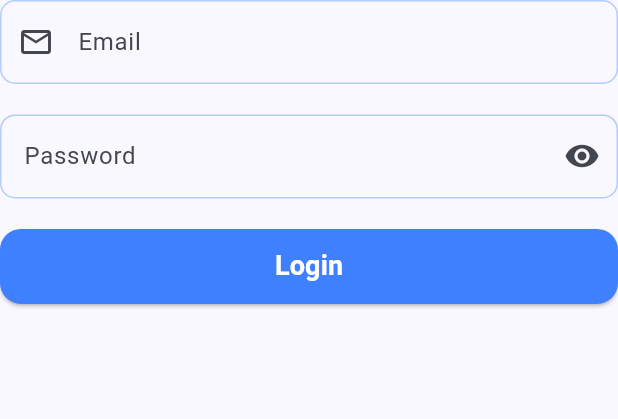
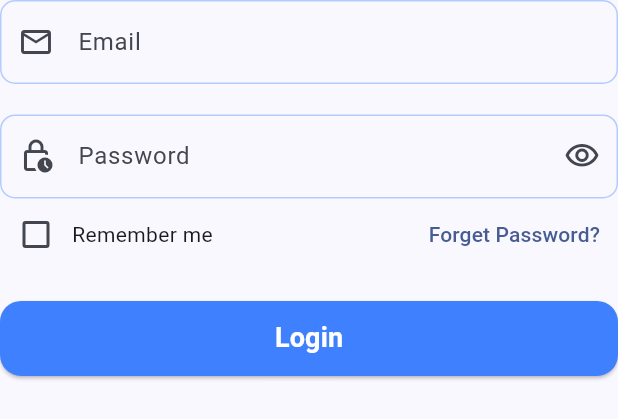
Before and after one commit to mohamedyasser951/marketi, a Flutter app: the LoginForm widget shown alone on an empty page, opened directly, on a phone screen of 412 x 824 dp. Shown: the top 419 px of the screen. Run offline on Flutter 3.47's test engine with Material 3 defaults, Android fonts, the phone set to English and light mode, and no system bars; our stand-ins replace dio, flutter_bloc, flutter_screenutil, flutter_svg, pretty_dio_logger, smooth_page_indicator.

Commit message:
Login Screen Ui Done

```diff
--- a/lib/core/constants/assets_images.dart
+++ b/lib/core/constants/assets_images.dart
@@ -13,6 +13,10 @@ class Assets {
   /// Assets for imagesForgotPasswordWithHhone
   /// assets/images/forgot_password_with_hhone.svg
   static const String imagesForgotPasswordWithHhone = "assets/images/forgot_password_with_hhone.svg";
+
+  /// Assets for imagesLogInLogo
+  /// assets/images/log_in_logo.png
+  static const String imagesLogInLogo = "assets/images/log_in_logo.png";
 
   /// Assets for imagesLogInValidation
   /// assets/images/log_in_validation.svg
--- a/lib/features/login/presentation/widgets/login_form.dart
+++ b/lib/features/login/presentation/widgets/login_form.dart
@@ -15,11 +15,14 @@ class _LoginFormState extends State<LoginForm> {
   late TextEditingController _passwordController;
   late GlobalKey<FormState> _formKey;
 
+  late ValueNotifier<bool> valueNotifier;
+
   @override
   void initState() {
     _emailController = TextEditingController();
     _passwordController = TextEditingController();
     _formKey = GlobalKey<FormState>();
+    valueNotifier = ValueNotifier<bool>(false);
     super.initState();
   }
 
@@ -28,7 +31,7 @@ class _LoginFormState extends State<LoginForm> {
     return Form(
         key: _formKey,
         child: Column(
-            spacing: 20.h,
+            // spacing: 10.h,
             crossAxisAlignment: CrossAxisAlignment.start,
             children: [
               AppTextFileld(
@@ -40,16 +43,46 @@ class _LoginFormState extends State<LoginForm> {
                 prefixIcon: Icons.email_outlined,
                 hint: "Email",
               ),
-              AppTextFileld(
-                  controller: _passwordController,
-                  hint: "Password",
-                  obscureText: true,
-                  textInputType: TextInputType.visiblePassword,
-                  suffixWidget:
-                      IconButton(onPressed: null, icon: Icon(Icons.visibility)),
-                  validator: (value) {
-                    return null;
+              SizedBox(height: 20.h),
+              ValueListenableBuilder<bool>(
+                  valueListenable: valueNotifier,
+                  builder: (context, value, child) {
+                    return AppTextFileld(
+                        controller: _passwordController,
+                        prefixIcon: Icons.lock_clock_outlined,
+                        hint: "Password",
+                        obscureText: value,
+                        textInputType: TextInputType.visiblePassword,
+                        suffixWidget: IconButton(
+                            onPressed: () {
+                              valueNotifier.value = !valueNotifier.value;
+                            },
+                            icon: Icon(
+                              valueNotifier.value
+                                  ? Icons.visibility_off_outlined
+                                  : Icons.visibility_outlined,
+                            )),
+                        validator: (value) {
+                          if (value!.isEmpty) {
+                            return "Password is required";
+                          }
+                          return null;
+                        });
                   }),
+              Row(
+                mainAxisAlignment: MainAxisAlignment.spaceBetween,
+                children: [
+                  Row(children: [
+                    Checkbox(
+                      value: false,
+                      onChanged: (value) {},
+                    ),
+                    Text("Remember me"),
+                  ]),
+                  TextButton(onPressed: () {}, child: Text("Forget Password?"))
+                ],
+              ),
+              SizedBox(height: 20.h),
               AppButton(btnText: "Login", onPress: () {})
             ]));
   }
--- a/pubspec.yaml
+++ b/pubspec.yaml
@@ -11,11 +11,13 @@ environment:
 
 dependencies:
   cupertino_icons: ^1.0.8
+  dio: ^5.8.0+1
   flutter:
     sdk: flutter
   flutter_bloc: ^9.0.0
   flutter_screenutil: ^5.9.3
   flutter_svg: ^2.0.17
+  pretty_dio_logger: ^1.4.0
   smooth_page_indicator: ^1.2.0+3
 
 dev_dependencies:
```
Also changed, not shown: lib/app.dart (+4 -3 lines), lib/core/network/dio_factory.dart (added, +27 -0 lines), lib/core/routing/app_routing.dart (+6 -2 lines), lib/features/login/presentation/pages/login_page.dart (+12 -3 lines), lib/features/onBoarding/presentation/pages/on_boarding_page.dart (+21 -11 lines), lib/features/onBoarding/presentation/widgets/on_boarding_item.dart (+3 -18 lines), assets/images/log_in_logo.png (added), lib/core/network/api_constant.dart (added), pubspec.lock.
